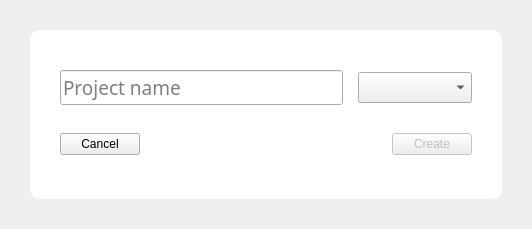
Old version of the form uis/res/ui_project_editor.ui in the repository GorgeousOne/TaskManagementApp.
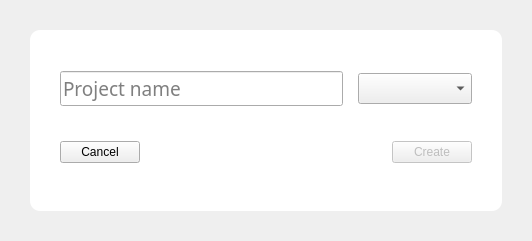
New version of the form.

Diff of the .ui file:
```diff
--- a/uis/res/ui_project_editor.ui
+++ b/uis/res/ui_project_editor.ui
@@ -7,7 +7,7 @@
     <x>0</x>
     <y>0</y>
     <width>532</width>
-    <height>229</height>
+    <height>241</height>
    </rect>
   </property>
   <property name="font">
```
Left out of the diff: 3 changed lines with no effect on the pictures.
